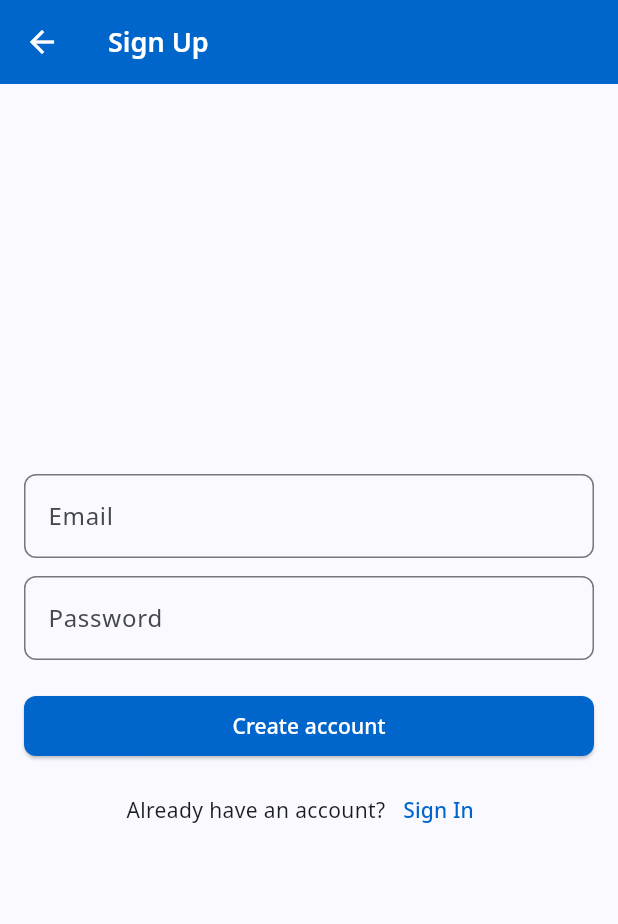
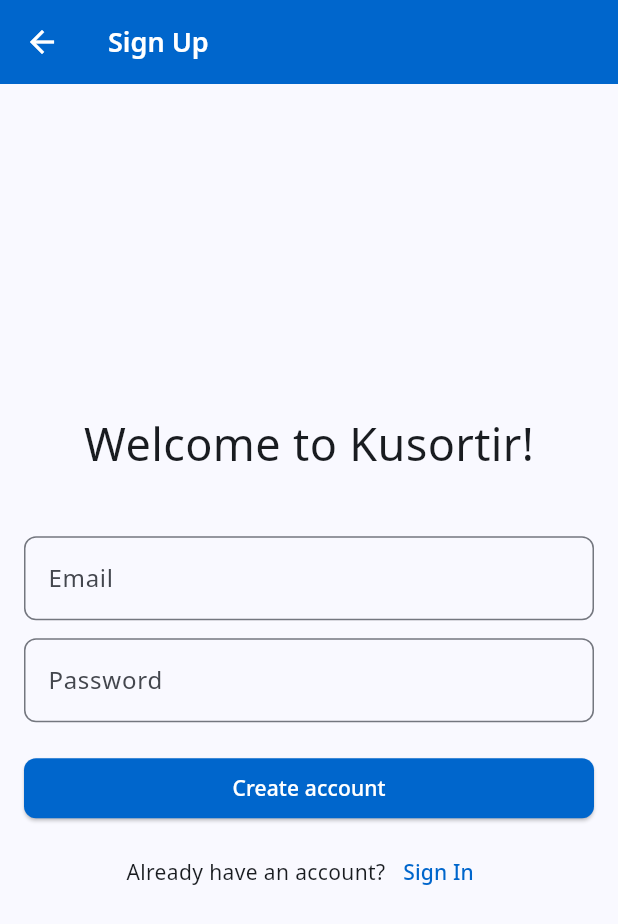
Before and after one commit to Sharkfin07/kusortir, a Flutter app: the screen it shows after launch, after a tap on "Sign In", after a tap on "Sign Up", on a phone screen of 412 x 824 dp. Shown: the top 924 px of the screen. Run offline on Flutter 3.47's test engine with Material 3 defaults, Android fonts, the phone set to English and light mode, and no system bars; our stand-ins replace cloud_firestore, firebase_auth, firebase_core, flutter_svg; accounts and stored records are empty.

Commit message:
style: added Kusortir branding

```diff
--- a/lib/main.dart
+++ b/lib/main.dart
@@ -1,3 +1,5 @@
+// * Selamat datang di source code Kusortir!
+
 import 'package:flutter/material.dart';
 import 'package:kusortir/screens/homescreen.dart';
 import 'package:firebase_core/firebase_core.dart';
--- a/lib/screens/add_item_form.dart
+++ b/lib/screens/add_item_form.dart
@@ -2,6 +2,7 @@ import 'package:flutter/material.dart';
 import 'package:intl/intl.dart';
 import 'package:kusortir/firebase/firebase_helper.dart';
 import 'package:kusortir/models/item_model.dart';
+import 'package:kusortir/widgets/kusortir_logo.dart';
 
 class AddItemForm extends StatefulWidget {
   const AddItemForm({super.key});
@@ -77,7 +78,7 @@ class _AddItemFormState extends State<AddItemForm> {
   @override
   Widget build(BuildContext context) {
     return Scaffold(
-      appBar: AppBar(title: const Text('Tambah Item')),
+      appBar: AppBar(title: const SmallLogo(text: "Kutambah")),
       body: SafeArea(
         child: SingleChildScrollView(
           padding: const EdgeInsets.all(16),
@@ -160,6 +161,7 @@ class _AddItemFormState extends State<AddItemForm> {
     );
   }
 
+  // * Field khusus untuk menerima String
   Widget _buildTextField({
     required TextEditingController controller,
     required String label,
@@ -176,6 +178,7 @@ class _AddItemFormState extends State<AddItemForm> {
     );
   }
 
+  // * Field khusus untuk menerima number
   Widget _buildNumberField({
     required TextEditingController controller,
     required String label,
--- a/lib/screens/authentication/sign_in_screen.dart
+++ b/lib/screens/authentication/sign_in_screen.dart
@@ -1,6 +1,7 @@
 import 'package:flutter/material.dart';
 import 'package:kusortir/firebase/auth_helper.dart' as auth_helper;
 import 'package:firebase_auth/firebase_auth.dart';
+import 'package:kusortir/widgets/kusortir_logo.dart';
 
 class SignInScreen extends StatefulWidget {
   const SignInScreen({super.key});
@@ -57,7 +58,12 @@ class _SignInScreenState extends State<SignInScreen> {
         child: Center(
           child: ConstrainedBox(
             constraints: const BoxConstraints(maxWidth: 480),
-            child: Form(
+            child: Column(
+              mainAxisAlignment: MainAxisAlignment.center,
+              children: [
+                LargeLogo(),
+                SizedBox(height: 40),
+                Form(
                   key: _formKey,
                   child: Column(
                     mainAxisSize: MainAxisSize.min,
@@ -75,7 +81,9 @@ class _SignInScreenState extends State<SignInScreen> {
                       const SizedBox(height: 12),
                       TextFormField(
                         controller: _passwordController,
-                    decoration: const InputDecoration(labelText: 'Password'),
+                        decoration: const InputDecoration(
+                          labelText: 'Password',
+                        ),
                         obscureText: true,
                         validator: (v) {
                           if (v == null || v.isEmpty) return 'Enter password';
@@ -109,6 +117,8 @@ class _SignInScreenState extends State<SignInScreen> {
                     ],
                   ),
                 ),
+              ],
+            ),
           ),
         ),
       ),
--- a/lib/screens/authentication/sign_up_screen.dart
+++ b/lib/screens/authentication/sign_up_screen.dart
@@ -57,7 +57,12 @@ class _SignUpScreenState extends State<SignUpScreen> {
         child: Center(
           child: ConstrainedBox(
             constraints: const BoxConstraints(maxWidth: 480),
-            child: Form(
+            child: Column(
+              mainAxisAlignment: MainAxisAlignment.center,
+              children: [
+                Text("Welcome to Kusortir!", style: TextStyle(fontSize: 30)),
+                SizedBox(height: 40),
+                Form(
                   key: _formKey,
                   child: Column(
                     mainAxisSize: MainAxisSize.min,
@@ -75,7 +80,9 @@ class _SignUpScreenState extends State<SignUpScreen> {
                       const SizedBox(height: 12),
                       TextFormField(
                         controller: _passwordController,
-                    decoration: const InputDecoration(labelText: 'Password'),
+                        decoration: const InputDecoration(
+                          labelText: 'Password',
+                        ),
                         obscureText: true,
                         validator: (v) {
                           if (v == null || v.isEmpty) return 'Enter password';
@@ -109,6 +116,8 @@ class _SignUpScreenState extends State<SignUpScreen> {
                     ],
                   ),
                 ),
+              ],
+            ),
           ),
         ),
       ),
--- a/lib/screens/homescreen.dart
+++ b/lib/screens/homescreen.dart
@@ -3,6 +3,7 @@ import 'package:kusortir/firebase/firebase_helper.dart';
 import 'package:kusortir/firebase/auth_helper.dart' as auth_helper;
 import 'package:kusortir/models/item_model.dart';
 import 'package:kusortir/widgets/item.dart';
+import 'package:kusortir/widgets/kusortir_logo.dart';
 
 class Homescreen extends StatefulWidget {
   const Homescreen({super.key});
@@ -57,7 +58,9 @@ class _HomescreenState extends State<Homescreen> {
   Widget build(BuildContext context) {
     return Scaffold(
       appBar: AppBar(
-        title: const Text('Inventory'),
+        title: const SmallLogo(text: "Kucek"),
+        leading: null,
+        automaticallyImplyLeading: false,
         actions: [
           IconButton(
             tooltip: 'Logout',
--- /dev/null
+++ b/lib/widgets/kusortir_logo.dart
@@ -0,0 +1,55 @@
+import 'package:flutter/material.dart';
+import 'package:flutter_svg/svg.dart';
+
+class LargeLogo extends StatelessWidget {
+  const LargeLogo({super.key});
+
+  @override
+  Widget build(BuildContext context) {
+    return Column(
+      children: [
+        SvgPicture.asset(
+          "assets/icons/kusortir-icon.svg",
+          width: 100,
+          colorFilter: ColorFilter.mode(Colors.white, BlendMode.srcIn),
+        ),
+        const Text(
+          "Kusortir",
+          style: TextStyle(
+            color: Colors.white,
+            fontSize: 35,
+            fontWeight: FontWeight.w900,
+          ),
+        ),
+      ],
+    );
+  }
+}
+
+class SmallLogo extends StatelessWidget {
+  final String text;
+
+  const SmallLogo({super.key, required this.text});
+
+  @override
+  Widget build(BuildContext context) {
+    return Row(
+      children: [
+        SvgPicture.asset(
+          "assets/icons/kusortir-icon.svg",
+          width: 20,
+          colorFilter: ColorFilter.mode(Colors.white, BlendMode.srcIn),
+        ),
+        SizedBox(width: 5),
+        Text(
+          text,
+          style: TextStyle(
+            color: Colors.white,
+            fontSize: 20,
+            fontWeight: FontWeight.w900,
+          ),
+        ),
+      ],
+    );
+  }
+}
--- a/pubspec.yaml
+++ b/pubspec.yaml
@@ -13,6 +13,7 @@ dependencies:
   firebase_auth: ^6.1.2
   cloud_firestore: ^6.1.0
   intl: ^0.19.0
+  flutter_svg: ^2.2.3
 
 dev_dependencies:
   flutter_test:
@@ -21,6 +22,9 @@ dev_dependencies:
 
 flutter:
   uses-material-design: true
+  assets:
+    - assets/icons/
+
   fonts:
     - family: NotoSans
       fonts:
```
Also changed, not shown: assets/icons/kusortir-icon.svg (added), pubspec.lock. Lines whose indentation alone changed are shown as unchanged.
